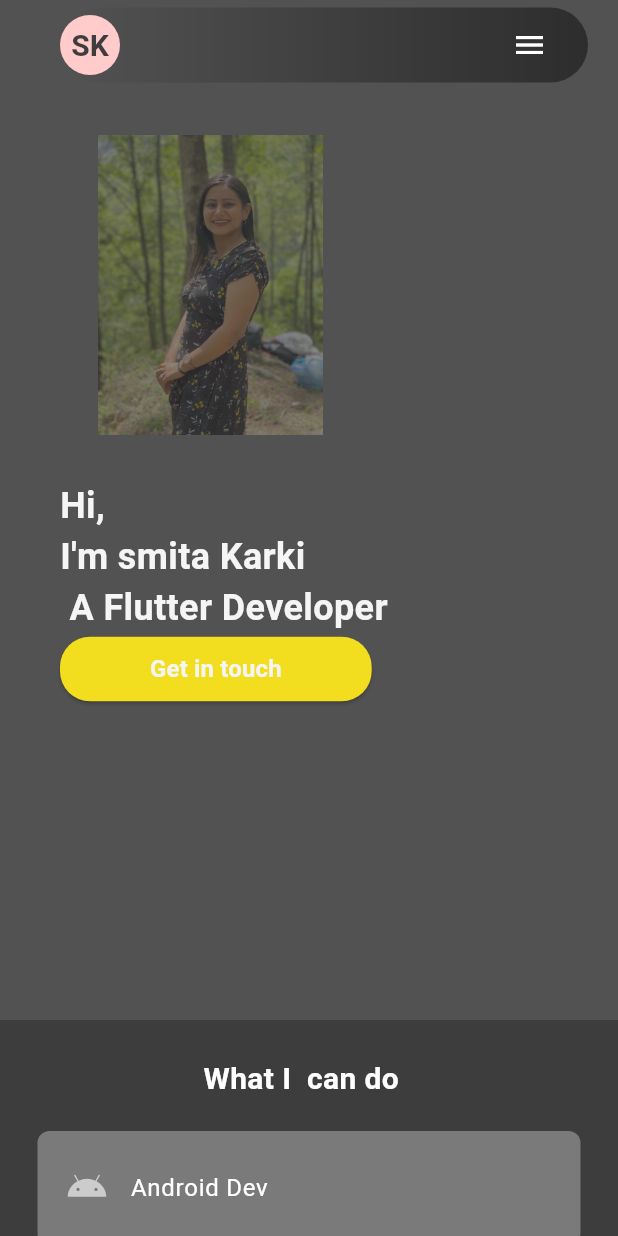
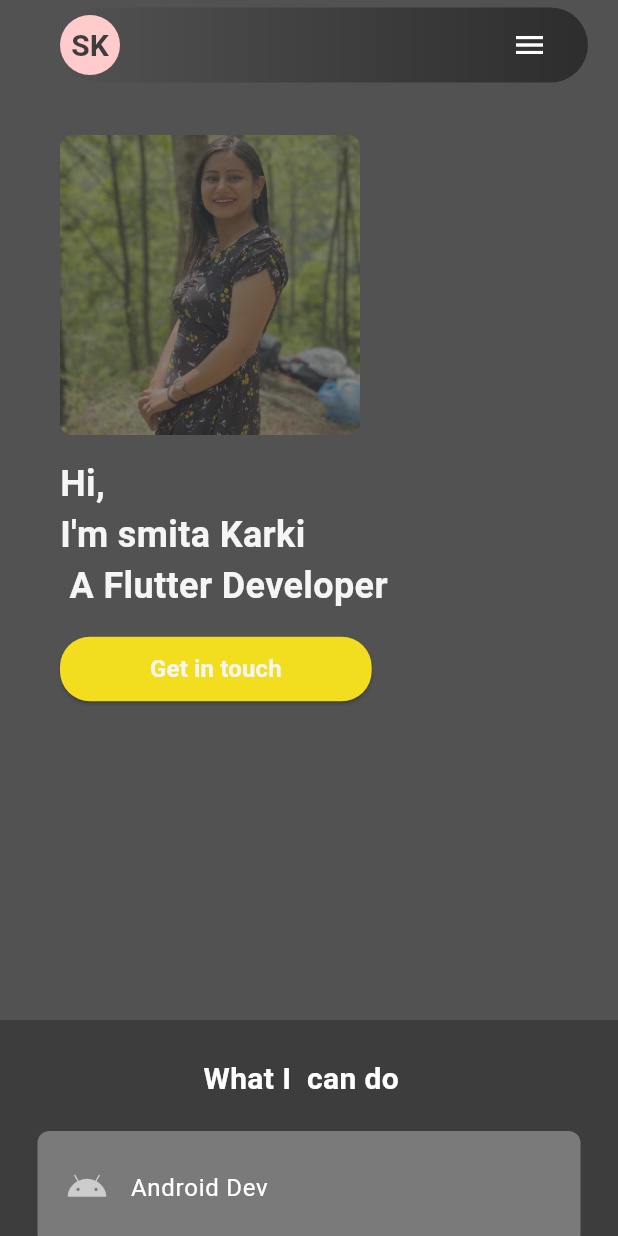
Before and after one commit to smita560/smita_portfolio, a Flutter app: the screen it shows after launch, after a tap on "Get in touch", on a phone screen of 412 x 824 dp. Run offline on Flutter 3.47's test engine with Material 3 defaults, Android fonts, the light colour scheme and no system bars; our stand-ins replace flutter_svg; missing offline and left inert: dart:js.

Commit message:
here add some svg and text color

```diff
--- a/lib/config/cusformfield.dart
+++ b/lib/config/cusformfield.dart
@@ -2,52 +2,66 @@ import 'package:flutter/material.dart';
 import 'package:smita_portfolio/config/color.dart';
 
 class CusFormField extends StatelessWidget {
-    final  String hinttext;
-    final String?   labeltext;
+  final String hinttext;
+  final String? labeltext;
   final Color bordercolor;
   final TextEditingController controller;
-  final Color hinttextcolor = CusColor.kBlack100;
-  final Color labeltextcolor = CusColor.kBlack1000;
-  final Color fillcolor = CusColor.white;
-  final Color focusedBorderColor = CusColor.kBlack1000;
-  final Color enabledBorderColor = CusColor.kBlack1000;
-  final Color borderColor = CusColor.kBlack1000;
-  final double borderRadius = 8.0;
-  final double fontSize = 16.0;
-  final double labelFontSize = 14.0;
-  final double hintFontSize = 14.0;
-  final double padding = 16.0;
-  final double height = 50.0;
-  final double width = double.infinity;
-  final  int  maxLines;
+  final int maxLines;
 
   const CusFormField({
+    super.key,
     required this.hinttext,
     this.labeltext,
     required this.bordercolor,
     required this.controller,
     this.maxLines = 1,
-
-    super.key,
   });
 
   @override
   Widget build(BuildContext context) {
-    return Stack(
+    return Column(
+      crossAxisAlignment: CrossAxisAlignment.stretch,
       children: [
-    TextFormField(
+        if (labeltext != null)
+          Padding(
+            padding: const EdgeInsets.only(bottom: 6.0),
+            child: Text(
+              labeltext!,
+              style: TextStyle(
+                color: CusColor.kBlack1000,
+                fontSize: 14,
+                fontWeight: FontWeight.w600,
+              ),
+            ),
+          ),
+        SizedBox(
+          width: double.infinity,
+          child: TextFormField(
+            controller: controller,
             maxLines: maxLines,
-        style: TextStyle(color: CusColor.kBlack100,fontSize: 16,fontWeight: FontWeight.w500),
-        controller: controller,
+            style: TextStyle(
+              color: CusColor.kBlack100,
+              fontSize: 16,
+              fontWeight: FontWeight.w500,
+            ),
             decoration: InputDecoration(
               hintText: hinttext,
-          hintStyle: TextStyle(color: CusColor.kBlack100),
+              hintStyle: TextStyle(
+                color: CusColor.kBlack100,
+                fontSize: 14,
+              ),
               filled: true,
               fillColor: CusColor.white,
-          focusedBorder: OutlineInputBorder(borderRadius: BorderRadius.circular(8),
-            borderSide: BorderSide(color: CusColor.kBlack1000),
+              contentPadding: const EdgeInsets.symmetric(
+                horizontal: 16,
+                vertical: 14,
               ),
-          enabledBorder: OutlineInputBorder(borderRadius: BorderRadius.circular(8),
+              enabledBorder: OutlineInputBorder(
+                borderRadius: BorderRadius.circular(8),
+                borderSide: BorderSide(color: bordercolor),
+              ),
+              focusedBorder: OutlineInputBorder(
+                borderRadius: BorderRadius.circular(8),
                 borderSide: BorderSide(color: CusColor.kBlack1000),
               ),
               border: OutlineInputBorder(
@@ -56,6 +70,8 @@ class CusFormField extends StatelessWidget {
               ),
             ),
           ),
-    ]);
+        ),
+      ],
+    );
   }
 }
--- a/lib/feature/presentation/view/project/project_card.dart
+++ b/lib/feature/presentation/view/project/project_card.dart
@@ -54,7 +54,7 @@ class _ProjectCardState extends State<ProjectCard> with SingleTickerProviderStat
 
     return Container(
       clipBehavior: Clip.antiAlias,
-      height: 350,
+      height: 400,
       width: 350,
       decoration: BoxDecoration(
         color: CusColor.kBlack500,
@@ -66,8 +66,8 @@ class _ProjectCardState extends State<ProjectCard> with SingleTickerProviderStat
           // Image
           Image.asset(
             project.img,
-            height: 120,
-            width: 250,
+            height: 200,
+            width: double.infinity,
             fit: BoxFit.cover,
           ),
 
--- a/lib/feature/presentation/view/skillpage/skill_widget.dart
+++ b/lib/feature/presentation/view/skillpage/skill_widget.dart
@@ -27,14 +27,14 @@ const List <Map> skillItems= [
   },
   {
     "title": "dart",
-    "svg": "assets/project/flutter.svg",
+    "svg": "assets/project/dart.svg",
   },
   {
     "title": "Html5",
-     "svg": "assets/project/flutter.svg",
+     "svg": "assets/project/html.svg",
   },
   {
     "title": "Css3",
-    "svg": "assets/project/flutter.svg",
+    "svg": "assets/project/css.svg",
   },
 ];
--- a/lib/feature/presentation/view/widget/contact_section.dart
+++ b/lib/feature/presentation/view/widget/contact_section.dart
@@ -109,9 +109,9 @@ class _ContactSectionState extends State<ContactSection> {
                   width: double.maxFinite,
                   child: ElevatedButton(
                      style: ElevatedButton.styleFrom(
-                          backgroundColor: CusColor.kY600,
+                          backgroundColor: CusColor.kR800,
                           shape: RoundedRectangleBorder(
-                            borderRadius: BorderRadius.circular(20),
+                            borderRadius: BorderRadius.circular(4),
                           ),
                         ),
                     onPressed: (){
@@ -133,9 +133,7 @@ class _ContactSectionState extends State<ContactSection> {
 
   ScaffoldMessenger.of(context).showSnackBar(snackBar);
 },
-
-
-                    child: Text("Get in touch",style: TextStyle(fontSize: 16,fontWeight: FontWeight.bold,color: CusColor.kBlack1000),))),
+                    child: Text("Submit",style: TextStyle(fontSize: 16,fontWeight: FontWeight.bold,color: CusColor.kBlack1000),))),
                 ),
                 SizedBox(height: 30,),
                 ConstrainedBox(
--- a/lib/feature/presentation/view/widget/main_desktop.dart
+++ b/lib/feature/presentation/view/widget/main_desktop.dart
@@ -65,9 +65,9 @@ class _MainDesktopState extends State<MainDesktop> with SingleTickerProviderStat
               const SizedBox(height: 20),
               ElevatedButton(
                 style: ElevatedButton.styleFrom(
-                  backgroundColor: CusColor.kY600,
+                  backgroundColor: CusColor.kR800,
                   shape: RoundedRectangleBorder(
-                    borderRadius: BorderRadius.circular(20),
+                    borderRadius: BorderRadius.circular(8),
                   ),
                   padding: const EdgeInsets.symmetric(horizontal: 60, vertical: 10),
                 ),
@@ -83,11 +83,14 @@ class _MainDesktopState extends State<MainDesktop> with SingleTickerProviderStat
               ),
             ],
           ),
-          Image.asset(
-            'assets/project/smita.jpeg',
-            height: 200,
-            width: 200,
-            fit: BoxFit.cover,
+          ClipRRect(
+            borderRadius: BorderRadius.circular(8),
+            child: Image.asset(
+              'assets/project/smita.jpeg',
+              height: 200,
+              width: 200,
+              fit: BoxFit.cover,
+            ),
           ),
         ],
       ),
--- a/lib/feature/presentation/view/widget/main_text.dart
+++ b/lib/feature/presentation/view/widget/main_text.dart
@@ -1,13 +1,45 @@
 import 'package:flutter/material.dart';
 import 'package:smita_portfolio/config/color.dart';
 
-class MainText extends StatelessWidget {
-  const MainText({
-    super.key,
-  });
+class MainText extends StatefulWidget {
+  const MainText({super.key});
+
+  @override
+  State<MainText> createState() => _MainTextState();
+}
+
+class _MainTextState extends State<MainText> with SingleTickerProviderStateMixin {
+   late AnimationController _controller;
+  late Animation<Offset> _animation;
+
+  @override
+  void initState() {
+    super.initState();
+
+    _controller = AnimationController(
+      duration: const Duration(seconds: 2),
+      vsync: this,
+    )..repeat(reverse: true); // animate up and down continuously
+
+    _animation = Tween<Offset>(
+      begin: const Offset(0, 0),
+      end: const Offset(0, -0.2), // more visible vertical movement
+    ).animate(CurvedAnimation(
+      parent: _controller,
+      curve: Curves.easeInOut,
+    ));
+  }
+
+  @override
+  void dispose() {
+    _controller.dispose();
+    super.dispose();
+  }
+
 
   @override
   Widget build(BuildContext context) {
+
     return Column(
       children: [
         ConstrainedBox(
@@ -32,13 +64,25 @@ class MainText extends StatelessWidget {
                         ).createShader(bounds);
                       },
                       blendMode: BlendMode.srcATop,
-                      child: Image.asset('assets/project/smita.jpeg',height: 200,width: 200,)
+                      child: ClipRRect(
+                        borderRadius: BorderRadius.circular(8),
+                         child: Container(
+              decoration: BoxDecoration(
+                borderRadius: BorderRadius.circular(8),
+              ),
+                        child: Image.asset('assets/project/smita.jpeg',height: 200,width: 200,
+                        fit: BoxFit.cover,
+                        ),)
           ),
+                    ),
           SizedBox(height: 30,),
-              Text("Hi,\nI'm smita Karki \n A Flutter Developer",
-              style: TextStyle(fontSize: 24,
-              fontWeight: FontWeight.bold
-              ,color: CusColor.kBlack1000),),
+            SlideTransition(
+                  position: _animation,
+                child: Text("Hi,\nI'm smita Karki \n A Flutter Developer",
+                style: TextStyle(fontSize: 24,
+                fontWeight: FontWeight.bold
+                ,color: CusColor.kBlack1000),),
+              ),
               ElevatedButton(
                 style: ElevatedButton.styleFrom(
           backgroundColor: CusColor.kY600,
@@ -59,4 +103,5 @@ class MainText extends StatelessWidget {
       ],
     );
   }
+
 }
```
Also changed, not shown: assets/project/css.svg (added), assets/project/dart.svg (added), assets/project/html.svg (added). Lines whose indentation alone changed are shown as unchanged.
